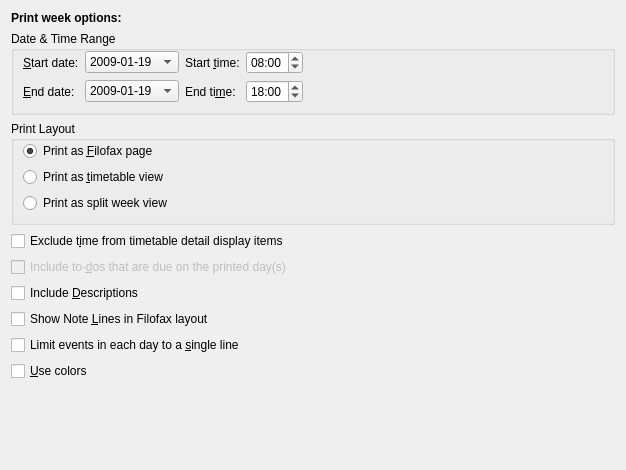
First picture: the form in printing/calprintweekconfig_base.ui, repository KDE/korganizer, before the edit.
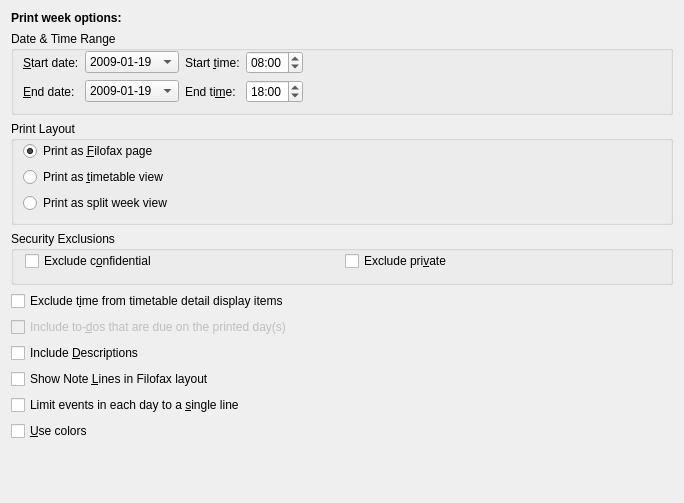
Second picture: the form after the edit. Custom widgets are drawn as their Qt base class.

Commit message: BUG: 65192 GUI: Configurable ability to exclude Confidential and Private Incidences Day, Week, Month and ToDo prints.

```diff
--- a/printing/calprintweekconfig_base.ui
+++ b/printing/calprintweekconfig_base.ui
@@ -7,8 +7,8 @@
    <rect>
     <x>0</x>
     <y>0</y>
-    <width>626</width>
-    <height>470</height>
+    <width>684</width>
+    <height>503</height>
    </rect>
   </property>
   <layout class="QGridLayout" name="gridLayout" >
@@ -252,6 +252,38 @@
     </widget>
    </item>
    <item row="3" column="0" >
+    <widget class="QGroupBox" name="mSecurity" >
+     <property name="title" >
+      <string>Security Exclusions</string>
+     </property>
+     <layout class="QHBoxLayout" name="horizontalLayout" >
+      <property name="topMargin" >
+       <number>0</number>
+      </property>
+      <item>
+       <widget class="QCheckBox" name="mExcludeConfidential" >
+        <property name="whatsThis" >
+         <string>Check this option to exclude confidential events.</string>
+        </property>
+        <property name="text" >
+         <string>Exclude c&amp;onfidential</string>
+        </property>
+       </widget>
+      </item>
+      <item>
+       <widget class="QCheckBox" name="mExcludePrivate" >
+        <property name="whatsThis" >
+         <string>Check this option to exclude private events</string>
+        </property>
+        <property name="text" >
+         <string>Exclude pri&amp;vate</string>
+        </property>
+       </widget>
+      </item>
+     </layout>
+    </widget>
+   </item>
+   <item row="4" column="0" >
     <widget class="QCheckBox" name="mExcludeTime" >
      <property name="whatsThis" >
       <string>Check this option to exclude the time in description box</string>
@@ -261,7 +293,7 @@
      </property>
     </widget>
    </item>
-   <item row="4" column="0" >
+   <item row="5" column="0" >
     <widget class="QCheckBox" name="mIncludeTodos" >
      <property name="enabled" >
       <bool>false</bool>
@@ -274,7 +306,7 @@
      </property>
     </widget>
    </item>
-   <item row="5" column="0" >
+   <item row="6" column="0" >
     <widget class="QCheckBox" name="mIncludeDescription" >
      <property name="whatsThis" >
       <string>Check this option to include the more detailed description for each event.</string>
@@ -284,7 +316,7 @@
      </property>
     </widget>
    </item>
-   <item row="6" column="0" >
+   <item row="7" column="0" >
     <widget class="QCheckBox" name="mShowNoteLines" >
      <property name="whatsThis" >
       <string>Check this option to draw note lines.</string>
@@ -294,7 +326,7 @@
      </property>
     </widget>
    </item>
-   <item row="7" column="0" >
+   <item row="8" column="0" >
     <widget class="QCheckBox" name="mSingleLineLimit" >
      <property name="whatsThis" >
       <string>Check this option to limit events to a single line.</string>
@@ -304,7 +336,7 @@
      </property>
     </widget>
    </item>
-   <item row="8" column="0" >
+   <item row="9" column="0" >
     <widget class="QCheckBox" name="mColors" >
      <property name="whatsThis" >
       <string>The timetable view supports colors. If you want to make use of colors you should check this option. The category colors will be used.</string>
@@ -314,7 +346,7 @@
      </property>
     </widget>
    </item>
-   <item row="9" column="0" >
+   <item row="10" column="0" >
     <spacer>
      <property name="orientation" >
       <enum>Qt::Vertical</enum>
```
The commit also changes 6 other files.
